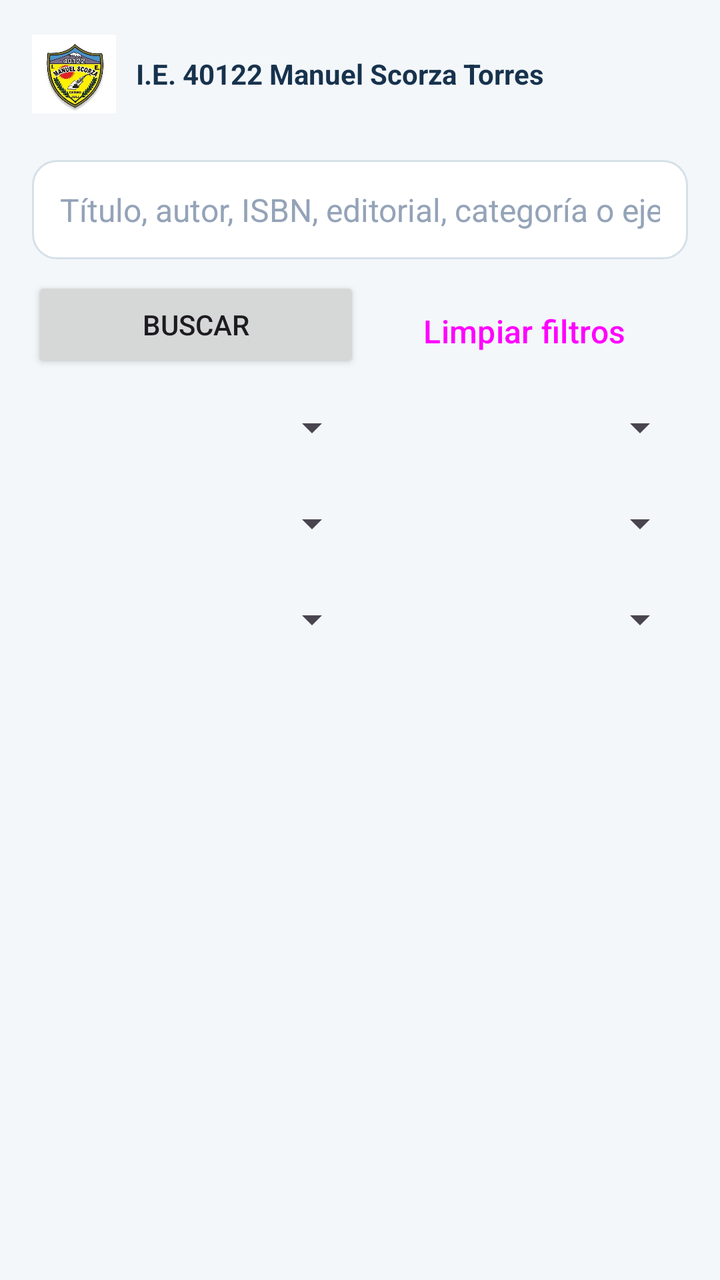
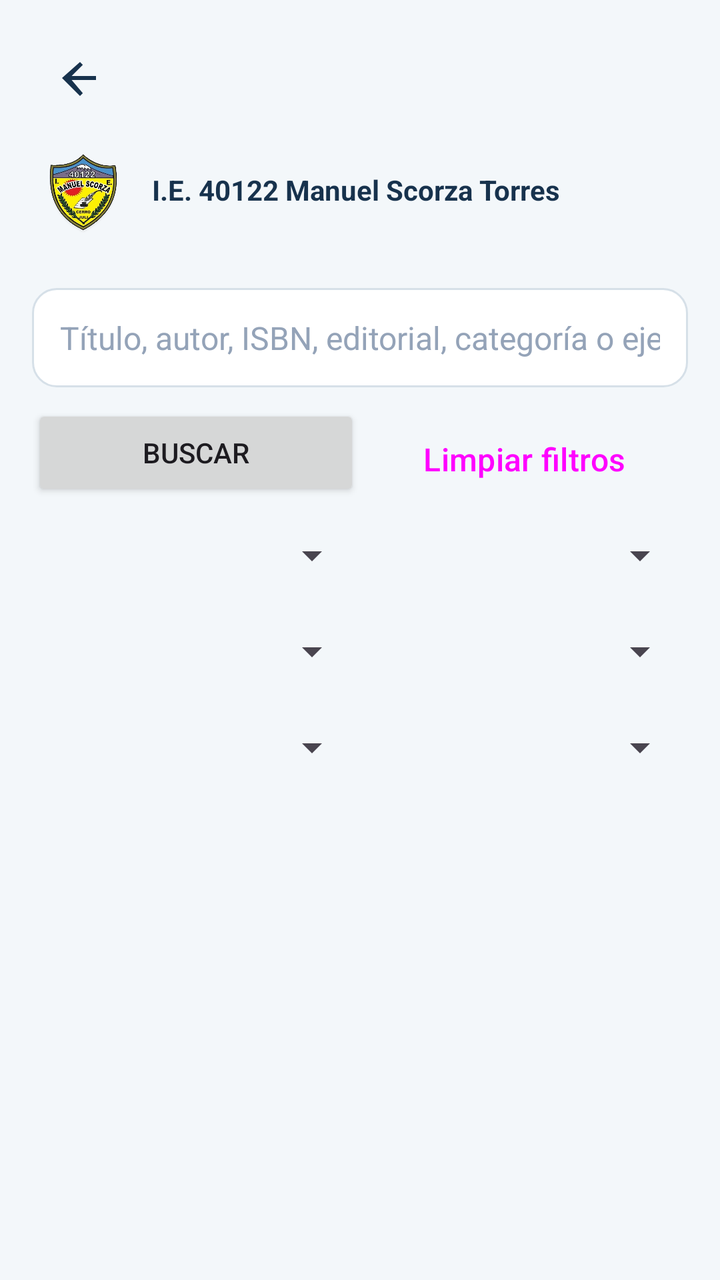

Compare the two renders of this Android layout. The source of the first and the diff that turns it into the second are given below.
<!-- AndroidManifest.xml: application theme Theme.BiblioScorza -->
<!-- res/layout/activity_buscar.xml -->
<?xml version="1.0" encoding="utf-8"?>
<LinearLayout xmlns:android="http://schemas.android.com/apk/res/android"
    android:layout_width="match_parent" android:layout_height="match_parent"
    android:orientation="vertical" android:padding="16dp">
    <include layout="@layout/header_brand" />
    <EditText android:id="@+id/etBuscar" style="@style/BsInput"
        android:hint="Título, autor, ISBN, editorial, categoría o ejemplar" android:inputType="text" />
    <LinearLayout android:layout_width="match_parent" android:layout_height="wrap_content"
        android:orientation="horizontal">
        <Button android:id="@+id/btnBuscar" android:layout_width="0dp" android:layout_height="48dp"
            android:layout_weight="1" android:layout_marginTop="8dp" android:text="Buscar" />
        <Button android:id="@+id/btnLimpiar" style="@style/BsButtonOutline"
            android:layout_width="0dp" android:layout_height="48dp" android:layout_weight="1"
            android:text="Limpiar filtros" />
    </LinearLayout>
    <LinearLayout android:layout_width="match_parent" android:layout_height="wrap_content"
        android:orientation="horizontal">
        <Spinner android:id="@+id/spCategoria" android:layout_width="0dp" android:layout_height="48dp"
            android:layout_weight="1" android:contentDescription="Filtrar por categoría" />
        <Spinner android:id="@+id/spNivel" android:layout_width="0dp" android:layout_height="48dp"
            android:layout_weight="1" android:contentDescription="Filtrar por nivel educativo" />
    </LinearLayout>
    <LinearLayout android:layout_width="match_parent" android:layout_height="wrap_content"
        android:orientation="horizontal">
        <Spinner android:id="@+id/spDisponibilidad" android:layout_width="0dp" android:layout_height="48dp"
            android:layout_weight="1" android:contentDescription="Filtrar por disponibilidad" />
        <Spinner android:id="@+id/spTipoControl" android:layout_width="0dp" android:layout_height="48dp"
            android:layout_weight="1" android:contentDescription="Filtrar por tipo de control" />
    </LinearLayout>
    <LinearLayout android:layout_width="match_parent" android:layout_height="wrap_content"
        android:orientation="horizontal">
        <Spinner android:id="@+id/spUbicacion" android:layout_width="0dp" android:layout_height="48dp"
            android:layout_weight="1" android:contentDescription="Filtrar por ubicación" />
        <Spinner android:id="@+id/spEstado" android:layout_width="0dp" android:layout_height="48dp"
            android:layout_weight="1" android:contentDescription="Filtrar por estado del libro" />
    </LinearLayout>
    <ProgressBar android:id="@+id/progreso" android:layout_width="wrap_content"
        android:layout_height="wrap_content" android:layout_gravity="center_horizontal"
        android:visibility="gone" />
    <TextView android:id="@+id/tvFiltros" style="@style/BsText" />
    <TextView android:id="@+id/tvMsg" style="@style/BsText" />
    <ListView android:id="@+id/lista" android:layout_width="match_parent"
        android:layout_height="0dp" android:layout_weight="1" android:layout_marginTop="8dp"
        android:dividerHeight="8dp" />
    <Button android:id="@+id/btnMas" android:layout_width="match_parent"
        android:layout_height="48dp" android:text="Cargar más" android:visibility="gone" />
</LinearLayout>
<!-- res/layout/header_brand.xml (included above) -->
<?xml version="1.0" encoding="utf-8"?>
<LinearLayout xmlns:android="http://schemas.android.com/apk/res/android"
    android:layout_width="match_parent"
    android:layout_height="wrap_content"
    android:gravity="center_vertical"
    android:orientation="horizontal"
    android:paddingBottom="12dp">

    <ImageView
        android:layout_width="42dp"
        android:layout_height="42dp"
        android:adjustViewBounds="true"
        android:contentDescription="Escudo de la I.E. 40122 Manuel Scorza Torres"
        android:scaleType="fitCenter"
        android:src="@drawable/escudo_colegio" />

    <TextView
        android:layout_width="0dp"
        android:layout_height="wrap_content"
        android:layout_marginStart="10dp"
        android:layout_weight="1"
        android:text="I.E. 40122 Manuel Scorza Torres"
        android:textColor="#17324D"
        android:textSize="14sp"
        android:textStyle="bold" />
</LinearLayout>
<!-- resources referenced by this layout -->
<resources>
  <!-- drawable escudo_colegio: png bitmap (drawable-nodpi, 203199 bytes) -->
  <style name="BsButtonOutline" parent="Widget.Material3.Button.OutlinedButton">
          <item name="android:layout_width">match_parent</item>
          <item name="android:layout_height">54dp</item>
          <item name="android:layout_marginTop">12dp</item>
          <item name="android:textSize">16sp</item>
          <item name="cornerRadius">14dp</item>
      </style>
  <style name="BsInput">
          <item name="android:layout_width">match_parent</item>
          <item name="android:layout_height">wrap_content</item>
          <item name="android:background">@drawable/input_bg</item>
          <item name="android:padding">14dp</item>
          <item name="android:layout_marginTop">10dp</item>
          <item name="android:textSize">16sp</item>
          <item name="android:textColor">#1E293B</item>
          <item name="android:textColorHint">#94A3B8</item>
      </style>
  <style name="BsText">
          <item name="android:layout_width">match_parent</item>
          <item name="android:layout_height">wrap_content</item>
          <item name="android:layout_marginTop">8dp</item>
          <item name="android:textSize">15sp</item>
          <item name="android:textColor">#1E293B</item>
      </style>
  <style name="Theme.BiblioScorza" parent="Theme.Material3.Light.NoActionBar">
          <item name="colorPrimary">#17324D</item>
          <item name="colorOnPrimary">#FFFFFF</item>
          <item name="colorSecondary">#168C83</item>
          <item name="android:statusBarColor">#10263A</item>
          <item name="android:navigationBarColor">#F3F7FA</item>
          <item name="android:windowLightNavigationBar">true</item>
          <item name="android:windowBackground">#F3F7FA</item>
      </style>
  <!-- drawable input_bg (drawable) -->
  <?xml version="1.0" encoding="utf-8"?>
  <shape xmlns:android="http://schemas.android.com/apk/res/android" android:shape="rectangle">
      <solid android:color="#FFFFFF" />
      <stroke android:width="1dp" android:color="#D6E0E8" />
      <corners android:radius="12dp" />
  </shape>
</resources>

<!-- the commit's change to res/layout/activity_buscar.xml (unified diff, before → after) -->
@@ -2,7 +2,8 @@
 <LinearLayout xmlns:android="http://schemas.android.com/apk/res/android"
     android:layout_width="match_parent" android:layout_height="match_parent"
     android:orientation="vertical" android:padding="16dp">
-    <include layout="@layout/header_brand" />
+<include layout="@layout/view_back_button" />
+<include layout="@layout/header_brand" />
     <EditText android:id="@+id/etBuscar" style="@style/BsInput"
         android:hint="Título, autor, ISBN, editorial, categoría o ejemplar" android:inputType="text" />
     <LinearLayout android:layout_width="match_parent" android:layout_height="wrap_content"
@@ -45,6 +46,18 @@
     <Button android:id="@+id/btnMas" android:layout_width="match_parent"
         android:layout_height="48dp" android:text="Cargar más" android:visibility="gone" />
 </LinearLayout>
+<!-- res/layout/view_back_button.xml (included above) -->
+<?xml version="1.0" encoding="utf-8"?>
+<ImageButton xmlns:android="http://schemas.android.com/apk/res/android"
+    android:id="@+id/btnVolver"
+    android:layout_width="48dp"
+    android:layout_height="48dp"
+    android:layout_marginBottom="4dp"
+    android:background="?attr/selectableItemBackgroundBorderless"
+    android:contentDescription="Volver"
+    android:padding="12dp"
+    android:src="@drawable/ic_arrow_back"
+    android:tint="#17324D" />
 <!-- res/layout/header_brand.xml (included above) -->
 <?xml version="1.0" encoding="utf-8"?>
 <LinearLayout xmlns:android="http://schemas.android.com/apk/res/android"
@@ -55,12 +68,12 @@
     android:paddingBottom="12dp">
 
     <ImageView
-        android:layout_width="42dp"
-        android:layout_height="42dp"
+        android:layout_width="50dp"
+        android:layout_height="54dp"
         android:adjustViewBounds="true"
         android:contentDescription="Escudo de la I.E. 40122 Manuel Scorza Torres"
         android:scaleType="fitCenter"
-        android:src="@drawable/escudo_colegio" />
+        android:src="@drawable/escudo_colegio_transparente" />
 
     <TextView
         android:layout_width="0dp"
<!-- resource entries referenced after the edit -->
@@ -1,6 +1,13 @@
 <!-- resources referenced by this layout -->
 <resources>
-  <!-- drawable escudo_colegio: png bitmap (drawable-nodpi, 203199 bytes) -->
+  <!-- drawable escudo_colegio_transparente: png bitmap (drawable-nodpi, 236749 bytes) -->
+  <!-- drawable ic_arrow_back (drawable) -->
+  <vector xmlns:android="http://schemas.android.com/apk/res/android"
+      android:width="24dp" android:height="24dp"
+      android:viewportWidth="24" android:viewportHeight="24">
+      <path android:fillColor="#FF000000"
+          android:pathData="M20,12v-2H7.83l5.59,-5.59L12,3l-9,8 9,9 1.41,-1.41L7.83,12H20z" />
+  </vector>
   <style name="BsButtonOutline" parent="Widget.Material3.Button.OutlinedButton">
           <item name="android:layout_width">match_parent</item>
           <item name="android:layout_height">54dp</item>
